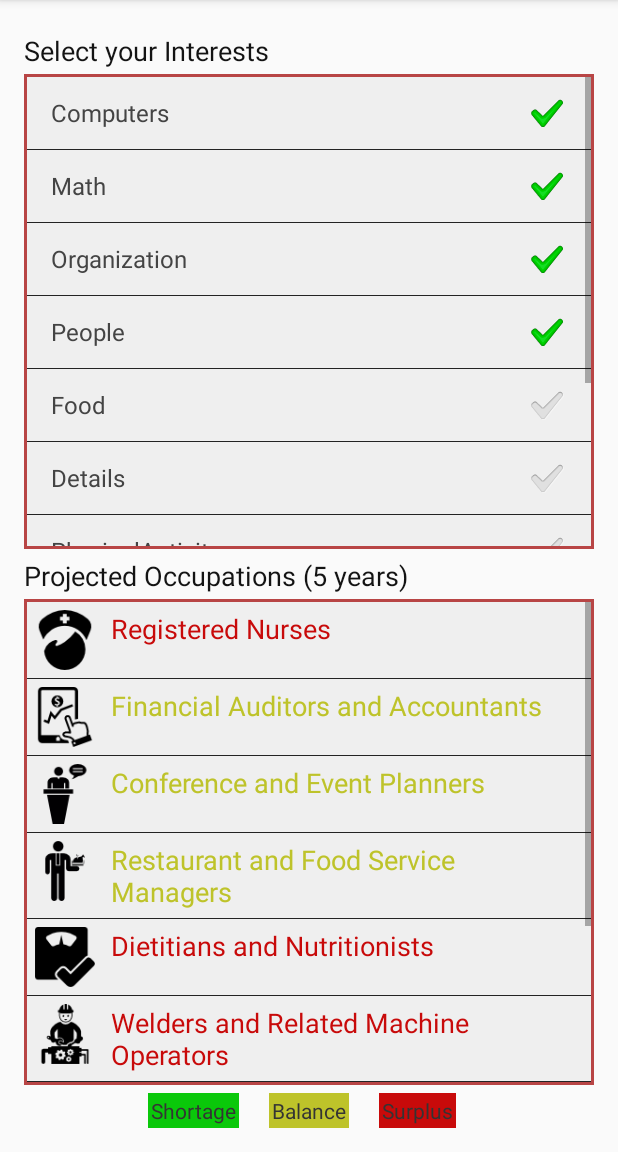
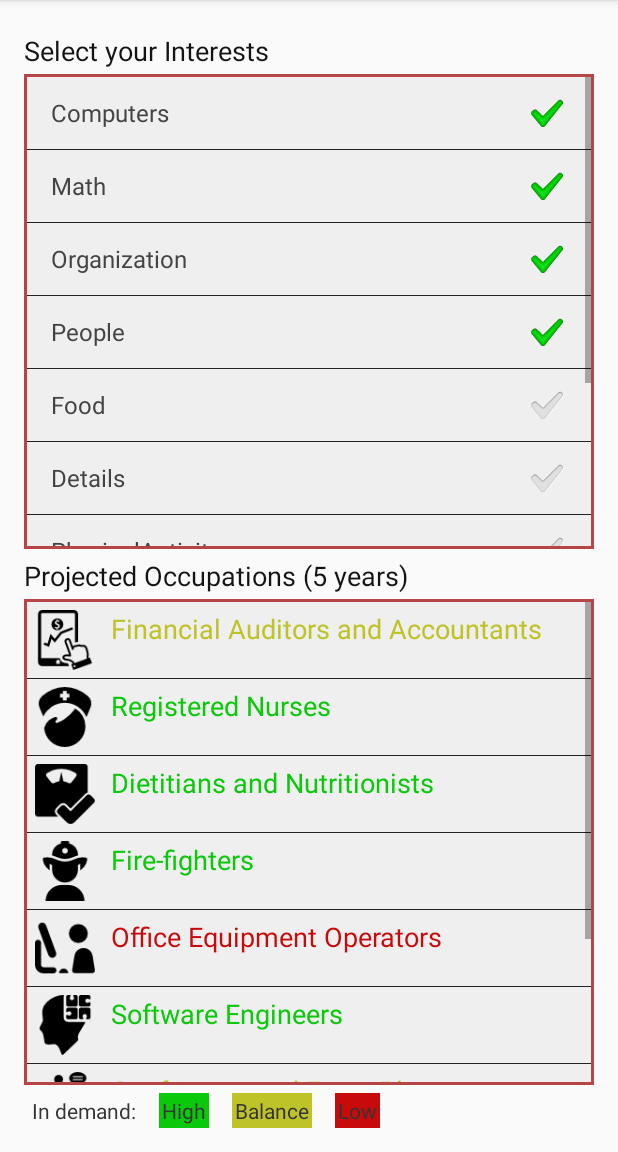
Before and after one commit to PolloDiablo/CODE, an Android app: the screen it shows after launch (MainActivity), after a tap on "People", on a phone screen of 412 x 824 dp, the part 84-1236 px from its top. Run offline under Robolectric (Android 15) with nearby library versions, the phone set to English and light mode, and no system bars; 3 other taps on this screen came first.

Commit message:
+Fixed screen rotation to "Portrait" +Fixed Colour matching +Changed naming and layout of Job Prospects on the MainActivity screen.

```diff
--- a/app/src/main/AndroidManifest.xml
+++ b/app/src/main/AndroidManifest.xml
@@ -17,7 +17,8 @@
         android:value="@integer/google_play_services_version">
         <activity
             android:name=".MainActivity"
-            android:label="@string/app_name">
+            android:label="@string/app_name"
+            android:screenOrientation="portrait" >
             <intent-filter>
                 <action android:name="android.intent.action.MAIN"/>
 
@@ -26,6 +27,7 @@
         </activity>
         <activity
             android:name=".JobsSelection"
+            android:screenOrientation="portrait"
             android:label="@string/title_activity_jobs_selection"
             android:windowSoftInputMode="stateUnchanged">
         </activity>
--- a/app/src/main/java/koders/country/cross/code/CustomAdapter.java
+++ b/app/src/main/java/koders/country/cross/code/CustomAdapter.java
@@ -61,14 +61,14 @@ class CustomAdapter extends ArrayAdapter<Occupation> {
         viewHolder.occupationImage.setImageResource(viewHolder.img.getResourceId(i, -1));
         viewHolder.occupationText.setText(singleOccupation.getDisplayName());
         switch (singleOccupation.getOutlook() ) {
-            case Surplus:  // Greenish
-                viewHolder.occupationText.setTextColor(Color.rgb(10,200,10));
+            case Surplus:  // Redish
+                viewHolder.occupationText.setTextColor(Color.rgb(200,10,10));
                 break;
             case Balance:  // yellowish
                 viewHolder.occupationText.setTextColor(Color.rgb(190,195,42));
                 break;
-            case Shortage:  // Redish
-                viewHolder.occupationText.setTextColor(Color.rgb(200,10,10));
+            case Shortage:  // Greenish
+                viewHolder.occupationText.setTextColor(Color.rgb(10,200,10));
                 break;
             default:
                 viewHolder.occupationText.setTextColor(Color.DKGRAY);
--- a/app/src/main/java/koders/country/cross/code/JobsSelection.java
+++ b/app/src/main/java/koders/country/cross/code/JobsSelection.java
@@ -133,14 +133,14 @@ public class JobsSelection extends ActionBarActivity implements ConnectionCallba
 
         ColorDrawable colorDrawable;
         switch (current.getOutlook() ) {
-            case Surplus:  // Greenish
-                colorDrawable  = new ColorDrawable( Color.rgb(10, 200, 10) );
+            case Surplus:  // Redish
+                colorDrawable  = new ColorDrawable( Color.rgb(200,10,10) );
                 break;
             case Balance:  // yellowish
                 colorDrawable  = new ColorDrawable( Color.rgb(190,195,42));
                 break;
-            case Shortage:  // Redish
-                colorDrawable  = new ColorDrawable( Color.rgb(200,10,10));
+            case Shortage:  // Greenish
+                colorDrawable  = new ColorDrawable( Color.rgb(10, 200, 10));
                 break;
             default:
                 colorDrawable  = new ColorDrawable( Color.DKGRAY);
--- a/app/src/main/res/layout/activity_jobs_selection.xml
+++ b/app/src/main/res/layout/activity_jobs_selection.xml
@@ -62,7 +62,7 @@
         android:layout_alignParentLeft="true"
         android:layout_alignParentStart="true"
         android:layout_alignParentBottom="true"
-        android:background="@color/canada_colour"
+        android:background="@color/background_container_colour"
         android:padding="2dp"
         android:layout_marginTop="3dp"
         android:layout_marginBottom="5dp" />
@@ -106,7 +106,7 @@
         android:layout_alignParentStart="true"
         android:layout_marginTop="3dp"
         android:layout_marginBottom="5dp"
-        android:background="@color/canada_colour">
+        android:background="@color/background_container_colour">
 
         <TextView
             android:layout_width="match_parent"
--- a/app/src/main/res/layout/activity_main.xml
+++ b/app/src/main/res/layout/activity_main.xml
@@ -37,7 +37,7 @@
         android:clickable="false"
         android:layout_marginTop="3dp"
         android:layout_marginBottom="5dp"
-        android:background="@color/canada_colour"
+        android:background="@color/background_container_colour"
         android:padding="2dp" />
 
     <ListView
@@ -49,7 +49,7 @@
         android:layout_alignParentStart="true"
         android:layout_above="@+id/textView8"
         android:padding="2dp"
-        android:background="@color/canada_colour"
+        android:background="@color/background_container_colour"
         android:layout_marginBottom="5dp"
         android:layout_marginTop="3dp" />
 
@@ -57,41 +57,56 @@
         android:layout_width="wrap_content"
         android:layout_height="wrap_content"
         android:textAppearance="?android:attr/textAppearanceSmall"
-        android:text="Shortage"
+        android:text="@string/demand_high"
         android:id="@+id/textView8"
         android:background="#ff0ac80a"
-        android:layout_alignParentBottom="true"
-        android:layout_toLeftOf="@+id/textView9"
-        android:layout_toStartOf="@+id/textView9"
-        android:layout_marginRight="20dp"
-        android:layout_marginEnd="20dp"
-        android:padding="2dp" />
+        android:padding="2dp"
+        android:layout_marginLeft="15dp"
+        android:layout_marginStart="19dp"
+        android:layout_alignBaseline="@+id/textView9"
+        android:layout_alignBottom="@+id/textView9"
+        android:layout_toRightOf="@+id/textView11"
+        android:layout_toEndOf="@+id/textView11" />
 
     <TextView
         android:layout_width="wrap_content"
         android:layout_height="wrap_content"
         android:textAppearance="?android:attr/textAppearanceSmall"
-        android:text="Balance"
+        android:text="@string/demand_balance"
         android:id="@+id/textView9"
         android:background="#ffbec32a"
         android:layout_gravity="center|right"
+        android:padding="2dp"
         android:layout_alignParentBottom="true"
-        android:layout_centerHorizontal="true"
-        android:padding="2dp" />
+        android:layout_toRightOf="@+id/textView8"
+        android:layout_toEndOf="@+id/textView8"
+        android:layout_marginLeft="15dp" />
 
     <TextView
         android:layout_width="wrap_content"
         android:layout_height="wrap_content"
         android:textAppearance="?android:attr/textAppearanceSmall"
-        android:text="Surplus"
+        android:text="@string/demand_low"
         android:id="@+id/textView10"
         android:singleLine="true"
         android:background="#ffc80a0a"
+        android:padding="2dp"
         android:layout_alignParentBottom="true"
         android:layout_toRightOf="@+id/textView9"
         android:layout_toEndOf="@+id/textView9"
-        android:layout_marginLeft="20dp"
-        android:layout_marginStart="37dp"
-        android:padding="2dp" />
+        android:layout_marginLeft="15dp"
+        android:layout_marginStart="11dp" />
+
+    <TextView
+        android:layout_width="wrap_content"
+        android:layout_height="wrap_content"
+        android:textAppearance="?android:attr/textAppearanceSmall"
+        android:text="In demand:"
+        android:id="@+id/textView11"
+        android:layout_alignParentBottom="true"
+        android:layout_alignParentLeft="true"
+        android:layout_alignParentStart="true"
+        android:layout_marginLeft="5dp"
+        android:layout_marginBottom="2dp" />
 
 </RelativeLayout>
--- a/app/src/main/res/values/strings.xml
+++ b/app/src/main/res/values/strings.xml
@@ -67,4 +67,7 @@
     <string name="title_activity_web_view">WebViewActivity</string>
 
     <string name="hello_world">Hello world!</string>
+    <string name="demand_high">High</string>
+    <string name="demand_balance">Balance</string>
+    <string name="demand_low">Low</string>
 </resources>
--- a/app/src/main/res/values/styles.xml
+++ b/app/src/main/res/values/styles.xml
@@ -34,9 +34,11 @@
 
     <color name="bg_list_colour">#fe54834f</color>
     <color name="text_list_colour">#FF000000</color>
-    <color name="canada_colour">#EFB43939</color>
+    <color name="background_container_colour">#EFB43939</color>
     <color name="black">#FF343434</color>
     <color name="darker_black">#FF131313</color>
     <color name="background_colour">#FFefefef</color>
+    <color name="canada_colour">#EFB43939</color>
+    <color name="red_colour">#ffc80a0a</color>
 
 </resources>
```
Also changed, not shown: 1 other file.
